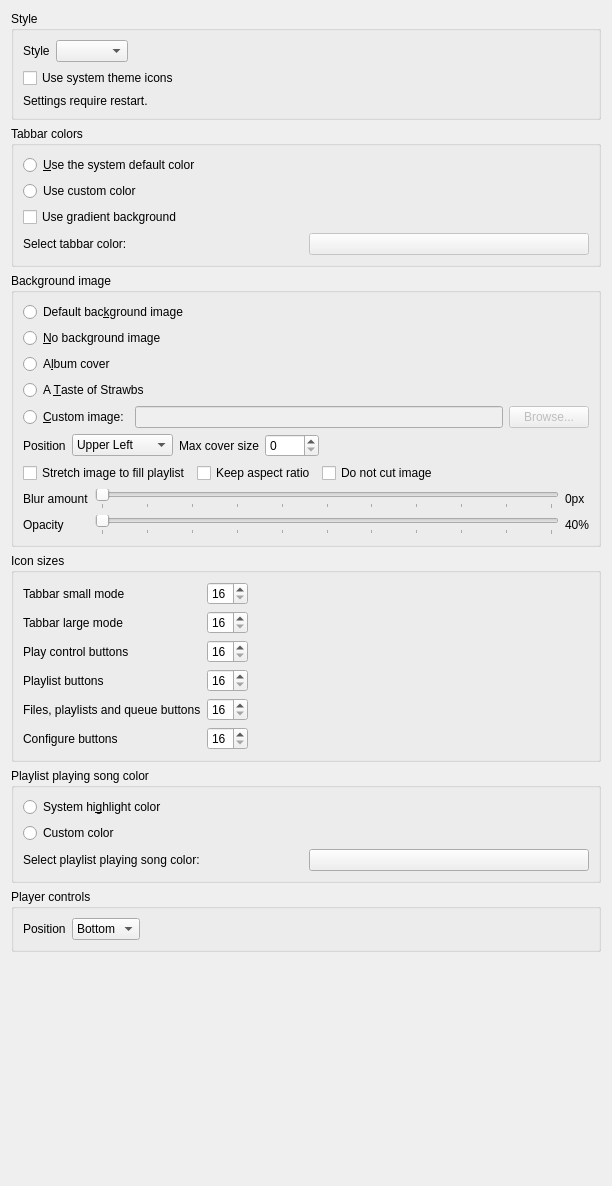
Above: src/settings/appearancesettingspage.ui from strawberrymusicplayer/strawberry before the change. Below: the same form after it.
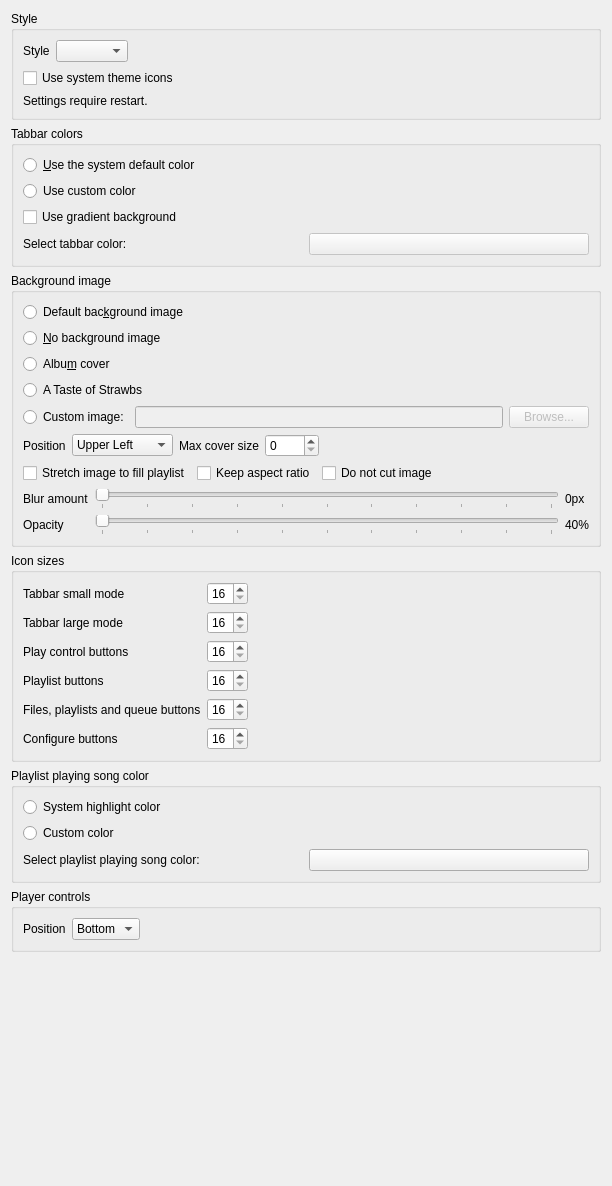
That is the form after the change.

Commit message: Revert unwanted changes

Diff of the .ui file:
```diff
--- a/src/settings/appearancesettingspage.ui
+++ b/src/settings/appearancesettingspage.ui
@@ -144,14 +144,14 @@
          <string>The album cover of the currently playing song</string>
         </property>
         <property name="text">
-         <string>A&amp;lbum cover</string>
+         <string>Albu&amp;m cover</string>
         </property>
        </widget>
       </item>
       <item>
        <widget class="QRadioButton" name="use_strawbs_background">
         <property name="text">
-         <string notr="true">A &amp;Taste of Strawbs</string>
+         <string notr="true">A Taste of Strawbs</string>
         </property>
        </widget>
       </item>
@@ -160,7 +160,7 @@
         <item>
          <widget class="QRadioButton" name="use_custom_background_image">
           <property name="text">
-           <string>&amp;Custom image:</string>
+           <string>Custom image:</string>
           </property>
          </widget>
         </item>
@@ -553,7 +553,7 @@
       <item>
        <widget class="QRadioButton" name="playlist_playing_song_color_system">
         <property name="text">
-         <string>System hi&amp;ghlight color</string>
+         <string>System highlight color</string>
         </property>
        </widget>
       </item>
```
